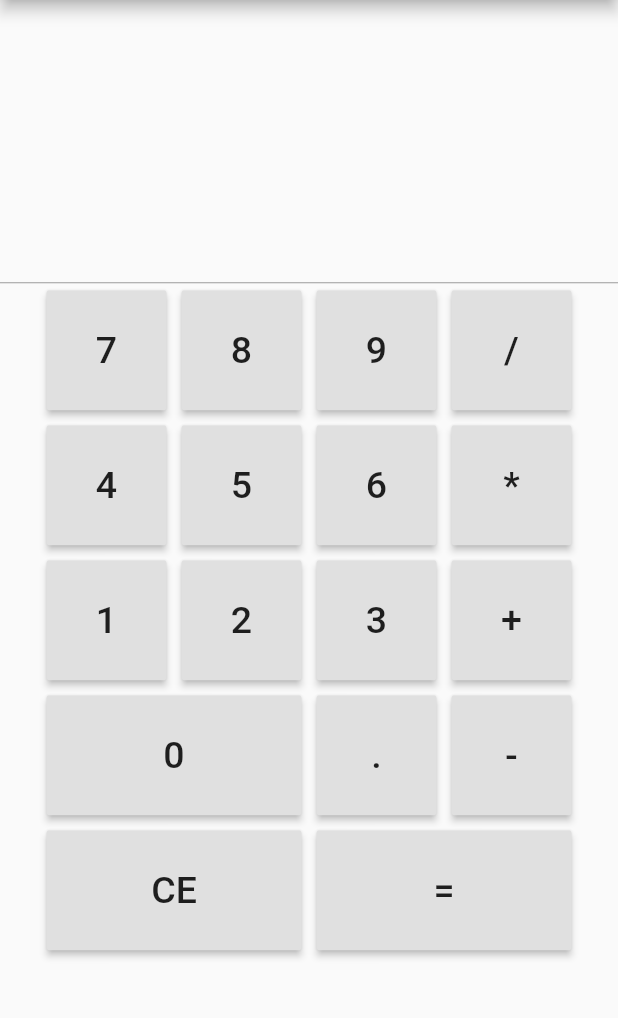
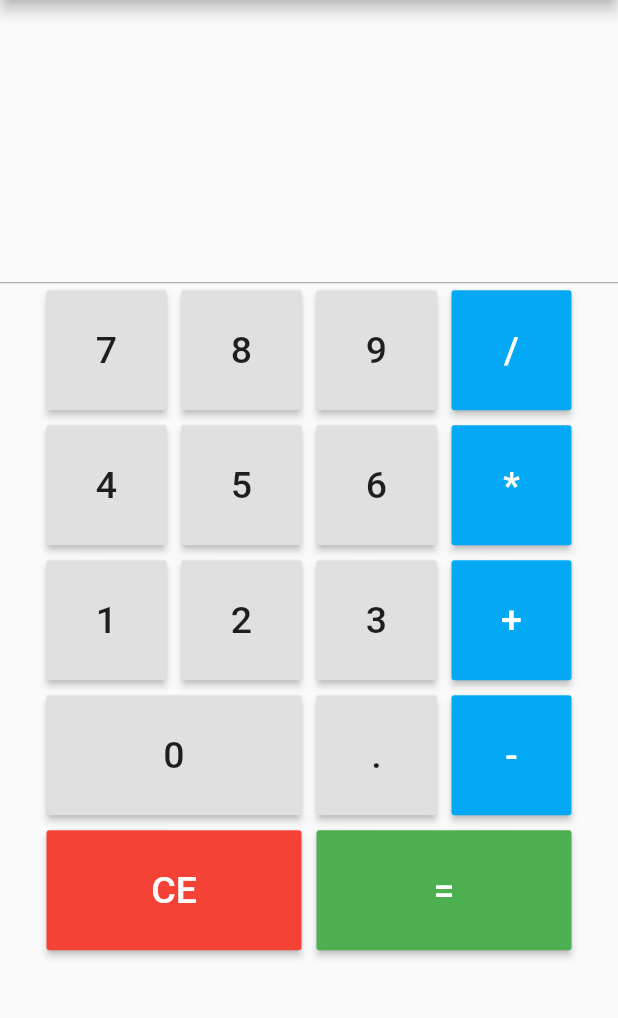
Before and after one commit to acuevas920516/flutter_calc, a Flutter app: the screen it shows after launch, on a phone screen of 412 x 824 dp, the part 84-1102 px from its top. Run offline on Flutter 3.47's test engine with Material 2 defaults, Android fonts, the phone set to English and light mode, and no system bars; our stand-ins replace math_expressions.

Commit message:
Colors updated

```diff
--- a/lib/main.dart
+++ b/lib/main.dart
@@ -173,6 +173,8 @@ class _MyHomePageState extends State<MyHomePage> {
                     width: 80.0,
                     height: 80.0,
                     child: RaisedButton(
+                        color: Colors.lightBlue,
+                        textColor: Colors.white,
                         onPressed: () => _incrementCounter("/"),
                         child: Text(
                             "/",
@@ -243,7 +245,10 @@ class _MyHomePageState extends State<MyHomePage> {
                     height: 80.0,
                     child: RaisedButton(
                         onPressed: () => _incrementCounter("*"),
+                        color: Colors.lightBlue,
+                        textColor: Colors.white,
                         child: Text(
+
                             "*",
                           style: new TextStyle(
                               fontSize: 25.0
@@ -307,10 +312,14 @@ class _MyHomePageState extends State<MyHomePage> {
                 ),
                 new Container(
                   margin: EdgeInsets.all(5.0),
+
                   child: new SizedBox(
+
                     width: 80.0,
                     height: 80.0,
                     child: RaisedButton(
+                        color: Colors.lightBlue,
+                        textColor: Colors.white,
                         onPressed: () => _incrementCounter("+"),
                         child: Text(
                             "+",
@@ -348,6 +357,7 @@ class _MyHomePageState extends State<MyHomePage> {
                       width: 80.0,
                       height: 80.0,
                       child: RaisedButton(
+
                           onPressed: () => _incrementCounter("."),
                           child: Text(
                               ".",
@@ -364,6 +374,8 @@ class _MyHomePageState extends State<MyHomePage> {
                       width: 80.0,
                       height: 80.0,
                       child: RaisedButton(
+                          color: Colors.lightBlue,
+                          textColor: Colors.white,
                           onPressed: () => _incrementCounter("-"),
                           child: Text(
                               "-",
@@ -385,6 +397,8 @@ class _MyHomePageState extends State<MyHomePage> {
                     width: 170.0,
                     height: 80.0,
                     child: RaisedButton(
+                        color: Colors.red,
+                        textColor: Colors.white,
                         onPressed: () => _incrementCounter("CE"),
                         child: Text(
                             "CE",
@@ -401,6 +415,8 @@ class _MyHomePageState extends State<MyHomePage> {
                     width: 170.0,
                     height: 80.0,
                     child: RaisedButton(
+                        color: Colors.green,
+                        textColor: Colors.white,
                         onPressed: () => _incrementCounter("="),
                         child: Text(
                             "=",
```
